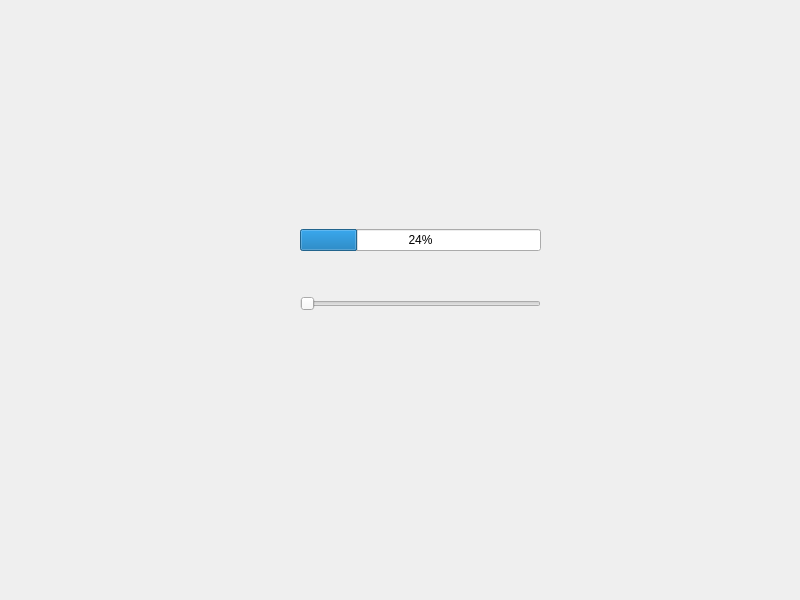
First picture: the form in mainwindow.ui, repository adnanenet/moroccan-card-game, before the edit.
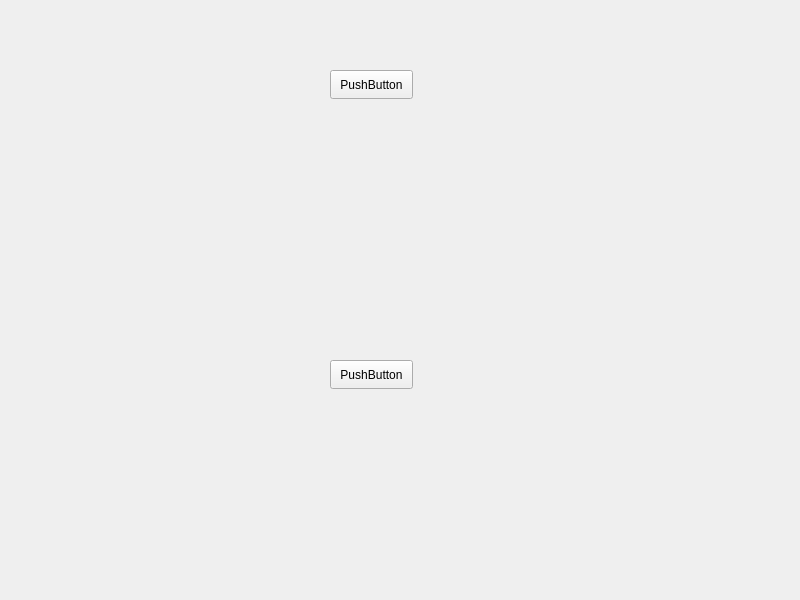
Second picture: the form after the edit.

The edit to the form file:
```diff
--- a/mainwindow.ui
+++ b/mainwindow.ui
@@ -20,31 +20,31 @@
    <string notr="true">body {background-color: rgb(170, 0, 0);}</string>
   </property>
   <widget class="QWidget" name="centralwidget">
-   <widget class="QWidget" name="">
+   <widget class="QPushButton" name="pushButton">
     <property name="geometry">
      <rect>
-      <x>300</x>
-      <y>190</y>
-      <width>241</width>
-      <height>161</height>
+      <x>330</x>
+      <y>70</y>
+      <width>83</width>
+      <height>29</height>
      </rect>
     </property>
-    <layout class="QVBoxLayout" name="verticalLayout">
-     <item>
-      <widget class="QProgressBar" name="progressBar">
-       <property name="value">
-        <number>24</number>
-       </property>
-      </widget>
-     </item>
-     <item>
-      <widget class="QSlider" name="horizontalSlider">
-       <property name="orientation">
-        <enum>Qt::Horizontal</enum>
-       </property>
-      </widget>
-     </item>
-    </layout>
+    <property name="text">
+     <string>PushButton</string>
+    </property>
+   </widget>
+   <widget class="QPushButton" name="pushButton_2">
+    <property name="geometry">
+     <rect>
+      <x>330</x>
+      <y>360</y>
+      <width>83</width>
+      <height>29</height>
+     </rect>
+    </property>
+    <property name="text">
+     <string>PushButton</string>
+    </property>
    </widget>
   </widget>
  </widget>
```
Left out of the diff: 35 changed lines with no effect on the pictures.
